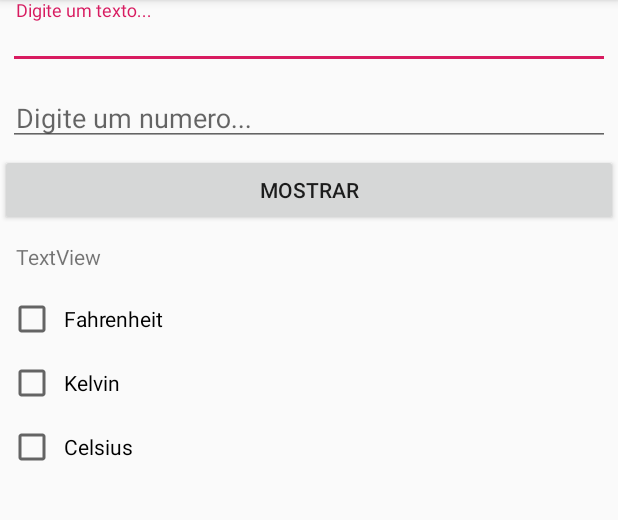
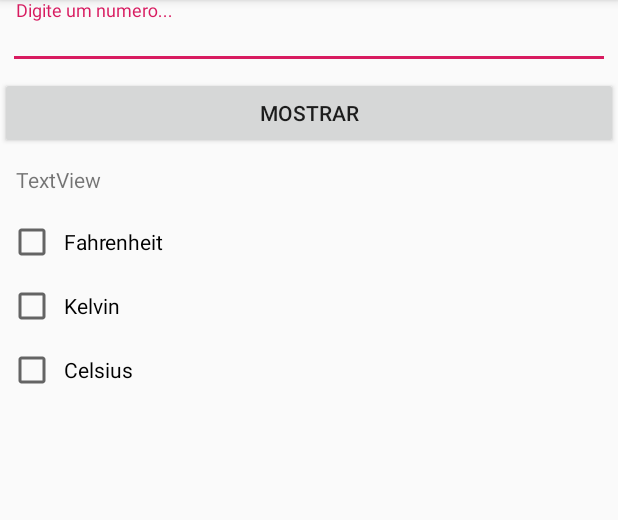
Before and after one commit to xXHachimanXx/LDDM, an Android app: the screen it shows after launch (MainActivity), on a phone screen of 412 x 824 dp, the part 84-604 px from its top. Run offline under Robolectric (Android 15) with nearby library versions, the phone set to English and light mode, and no system bars.

Commit message:
Corrigindo funções e removendo redundâncias.

```diff
--- a/ConversorTemperatura/app/src/main/res/layout/activity_main.xml
+++ b/ConversorTemperatura/app/src/main/res/layout/activity_main.xml
@@ -19,16 +19,7 @@
         <com.google.android.material.textfield.TextInputLayout
             android:layout_width="match_parent"
             android:layout_height="wrap_content"
-            android:layout_weight="1">
-
-            <com.google.android.material.textfield.TextInputEditText
-                android:id="@+id/edtTextoId"
-                android:layout_width="match_parent"
-                android:layout_height="wrap_content"
-                android:layout_margin="5dp"
-                android:hint="@string/digite_um_texto"
-                android:padding="5dp" />
-        </com.google.android.material.textfield.TextInputLayout>
+            android:layout_weight="1"/>
 
         <com.google.android.material.textfield.TextInputLayout
             android:layout_width="match_parent"
```
Also changed, not shown: ConversorTemperatura/app/src/main/java/com/example/conversortemperatura/MainActivity.java (+8 -14 lines).
